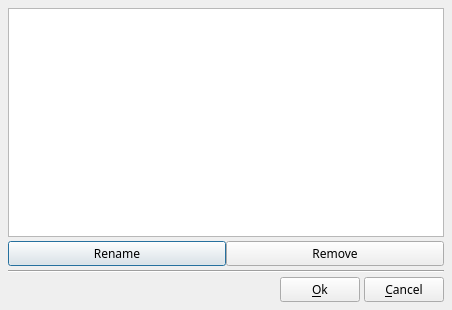
This is src/ffDiaporama/DlgManageFavorite/DlgManageFavorite.ui in boenki/ffdiaporama as Qt 5 draws it before an edit. The edited form follows.
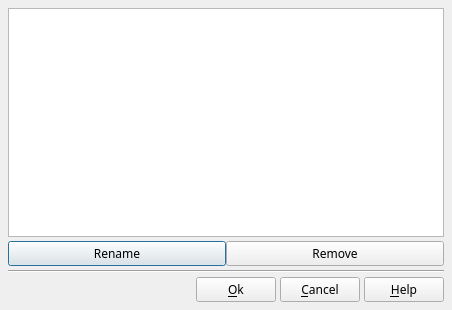
This is the edited form. Icons and pictures are not drawn.

```diff
--- a/src/ffDiaporama/DlgManageFavorite/DlgManageFavorite.ui
+++ b/src/ffDiaporama/DlgManageFavorite/DlgManageFavorite.ui
@@ -147,6 +147,20 @@
        </property>
       </widget>
      </item>
+     <item>
+      <widget class="QPushButton" name="HelpBt">
+       <property name="toolTip">
+        <string>Show help about this dialogue box</string>
+       </property>
+       <property name="text">
+        <string>&amp;Help</string>
+       </property>
+       <property name="icon">
+        <iconset resource="../../../RSCffDiaporama.qrc">
+         <normaloff>:/img/help.png</normaloff>:/img/help.png</iconset>
+       </property>
+      </widget>
+     </item>
     </layout>
    </item>
   </layout>
```
Left out of the diff: 22 changed lines with no effect on the pictures.
